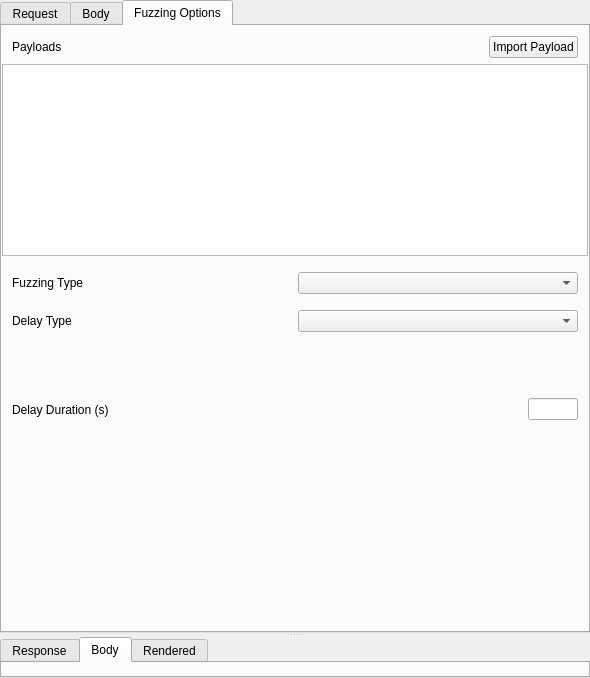
Above: src/views/shared/flow_view.ui from evanrolfe/pntest before the change. Below: the same form after it.
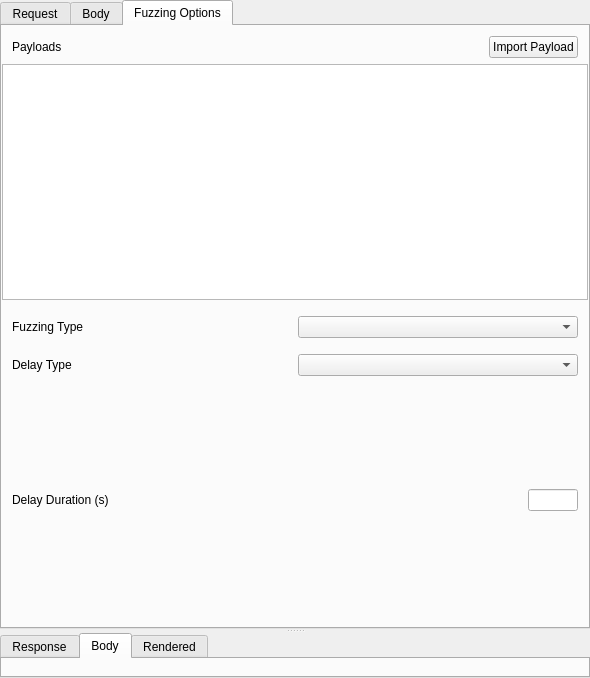
That is the form after the change. The open tabs and pages were chosen to show the change. Custom widgets are drawn as their Qt base class.

Commit message: only show fuzz options tab in fuzz requests & hitting enter triggers find

Diff of the .ui file:
```diff
--- a/src/views/shared/flow_view.ui
+++ b/src/views/shared/flow_view.ui
@@ -201,6 +201,12 @@
          <widget class="QStackedWidget" name="delayDurationStack">
           <widget class="QWidget" name="delayDurationDisabled"/>
           <widget class="QWidget" name="delayDurationForm">
+           <property name="sizePolicy">
+            <sizepolicy hsizetype="Expanding" vsizetype="Expanding">
+             <horstretch>0</horstretch>
+             <verstretch>0</verstretch>
+            </sizepolicy>
+           </property>
            <layout class="QHBoxLayout" name="delayDurationLayout">
             <property name="leftMargin">
              <number>10</number>
@@ -326,19 +332,6 @@
           </widget>
          </widget>
         </item>
-        <item>
-         <spacer name="verticalSpacer">
-          <property name="orientation">
-           <enum>Qt::Vertical</enum>
-          </property>
-          <property name="sizeHint" stdset="0">
-           <size>
-            <width>20</width>
-            <height>40</height>
-           </size>
-          </property>
-         </spacer>
-        </item>
        </layout>
       </widget>
      </widget>
```
Left out of the diff: 7 changed lines with no effect on the pictures. The commit also changes 4 other files.
